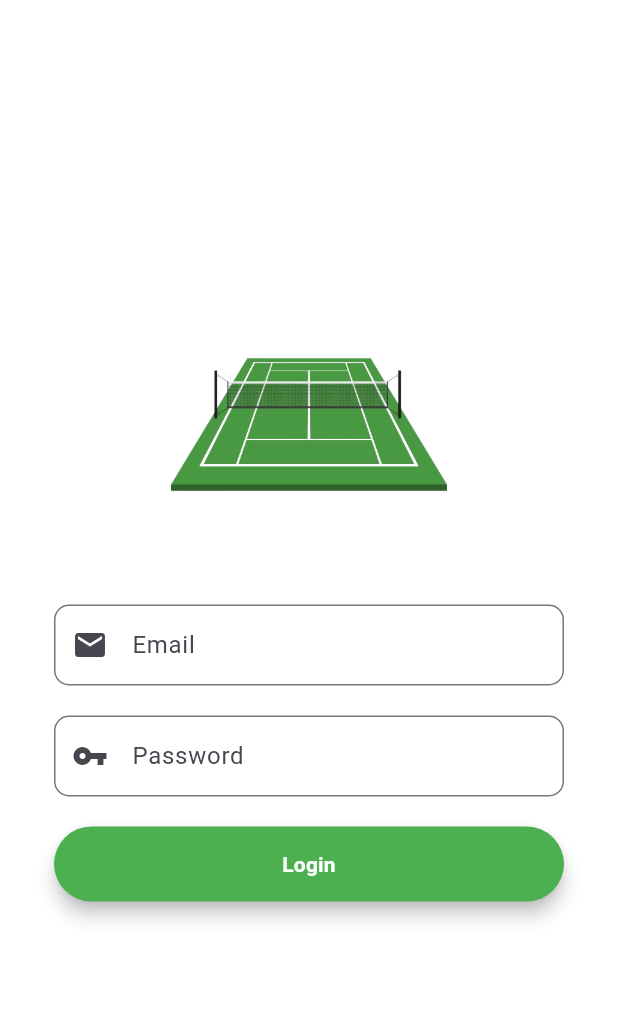
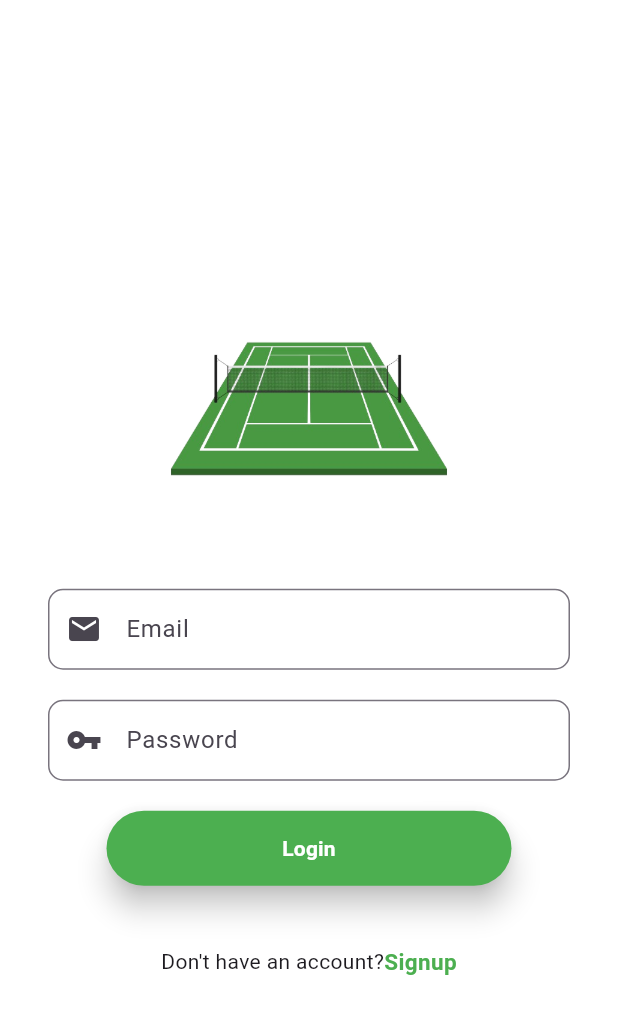
Before and after one commit to T4O6N/Login-Signup-with-NodeJs--RestAPI, a Flutter app: the screen it shows after launch, on a phone screen of 412 x 824 dp. Shown: the top 1014 px of the screen. Run offline on Flutter 3.47's test engine with Material 3 defaults, Android fonts, the phone set to English and light mode, and no system bars.

Commit message:
Commit - 3

```diff
--- a/lib/main.dart
+++ b/lib/main.dart
@@ -1,7 +1,7 @@
 import 'package:flutter/material.dart';
 import 'package:loginandsignup/pages/login_page.dart';
+// import 'package:loginandsignup/pages/register_page.dart';
 import 'package:loginandsignup/pages/signup_page.dart';
-// import 'package:loginandsignup/pages/test_login.dart';
 
 void main() {
   runApp(const MyApp());
@@ -13,9 +13,6 @@ class MyApp extends StatelessWidget {
   @override
   Widget build(BuildContext context) {
     return MaterialApp(
-      theme: ThemeData(
-        primarySwatch: Colors.red
-      ),
       routes: {
         '/': (context) => const LoginPage(),
         '/signup': (context) => const SignupPage(),
--- a/lib/pages/login_page.dart
+++ b/lib/pages/login_page.dart
@@ -1,4 +1,5 @@
 import 'package:flutter/material.dart';
+import 'package:loginandsignup/pages/register_page.dart';
 
 class LoginPage extends StatefulWidget {
   const LoginPage({super.key});
@@ -12,6 +13,7 @@ class _LoginPageState extends State<LoginPage> {
 
   final TextEditingController emailController = new TextEditingController();
   final TextEditingController passwordController = new TextEditingController();
+
   @override
   Widget build(BuildContext context) {
     final emailfield = TextFormField(
@@ -49,12 +51,12 @@ class _LoginPageState extends State<LoginPage> {
     );
 
     final loginButton = Material(
-      elevation: 5,
+      elevation: 8,
       borderRadius: BorderRadius.circular(30),
       color: Colors.green,
       child: MaterialButton(
         padding: EdgeInsets.fromLTRB(20, 15, 20, 15),
-        minWidth: MediaQuery.of(context).size.width,
+        minWidth: 270,
         onPressed: () {},
         child: Text(
           "Login",
@@ -67,14 +69,15 @@ class _LoginPageState extends State<LoginPage> {
       ),
     );
 
-    return Scaffold(
+    return SafeArea(
+        child: Scaffold(
       backgroundColor: Colors.white,
       body: Center(
         child: SingleChildScrollView(
           child: Container(
             color: Colors.white,
             child: Padding(
-              padding: const EdgeInsets.all(36.0),
+              padding: const EdgeInsets.all(32.0),
               child: Form(
                 key: _formKey,
                 child: Column(
@@ -96,7 +99,30 @@ class _LoginPageState extends State<LoginPage> {
                     passwordfield,
                     SizedBox(height: 20),
                     loginButton,
-                    SizedBox(height: 40),
+                    SizedBox(
+                      height: 40,
+                    ),
+                    Row(
+                      mainAxisAlignment: MainAxisAlignment.center,
+                      children: <Widget>[
+                        Text("Don't have an account?"),
+                        GestureDetector(
+                          onTap: () {
+                            Navigator.push(
+                                context,
+                                MaterialPageRoute(
+                                    builder: (context) => RegisPage()));
+                          },
+                          child: Text(
+                            "Signup",
+                            style: TextStyle(
+                                color: Colors.green,
+                                fontWeight: FontWeight.bold,
+                                fontSize: 15),
+                          ),
+                        )
+                      ],
+                    )
                   ],
                 ),
               ),
@@ -104,6 +130,6 @@ class _LoginPageState extends State<LoginPage> {
           ),
         ),
       ),
-    );
+    ));
   }
 }
```
Also changed, not shown: lib/pages/register_page.dart (added, +15 -0 lines), lib/pages/test_login.dart (deleted, +0 -28 lines).
